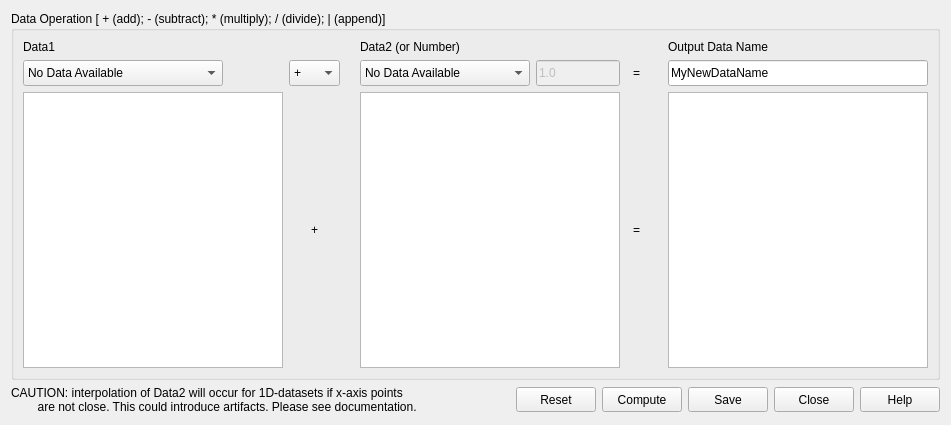
Before: the Qt Designer form src/sas/qtgui/Calculators/UI/DataOperationUtilityUI.ui in SasView/sasview, drawn with Qt 5.
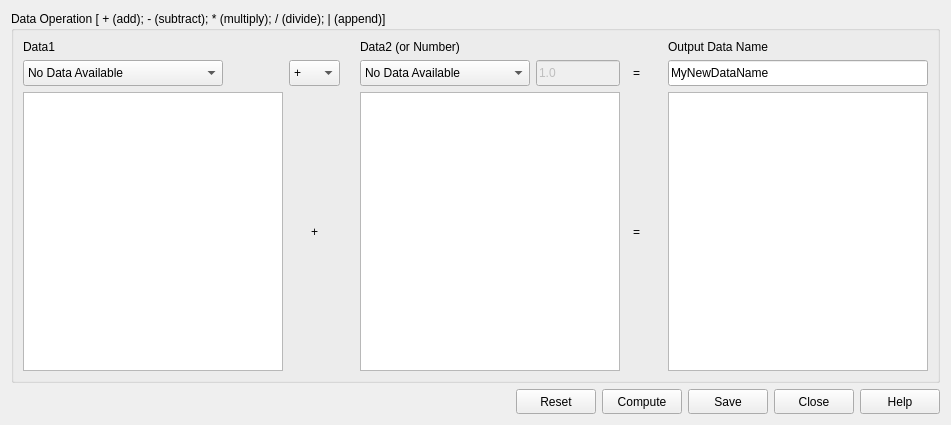
After: the same form once the commit is applied. Icons and pictures are not drawn.

Commit message: added checks for empty datasets and graphs during onSave and also cleared data1, data2, and output where needed upon changes to operation request

What changed in the file:
```diff
--- a/src/sas/qtgui/Calculators/UI/DataOperationUtilityUI.ui
+++ b/src/sas/qtgui/Calculators/UI/DataOperationUtilityUI.ui
@@ -399,8 +399,7 @@
      <item>
       <widget class="QLabel" name="cautionStatement">
        <property name="text">
-        <string>CAUTION: interpolation of Data2 will occur for 1D-datasets if x-axis points
-        are not close. This could introduce artifacts. Please see documentation.</string>
+        <string></string>
        </property>
       </widget>
      </item>
```
The commit also changes 2 other files.
